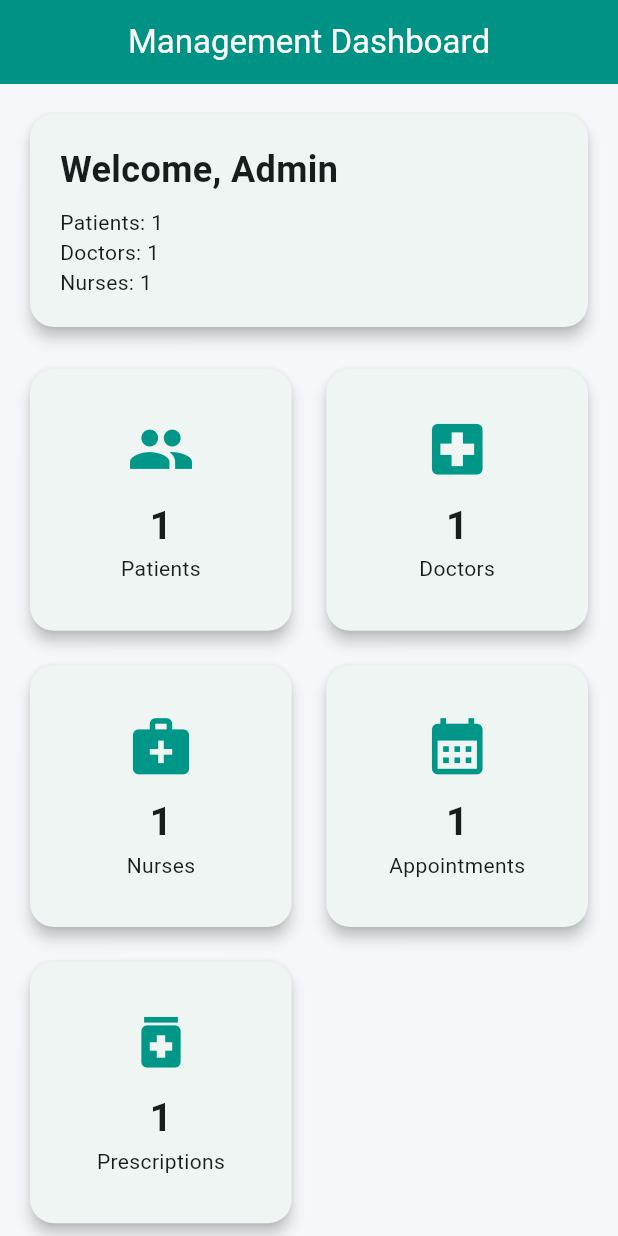
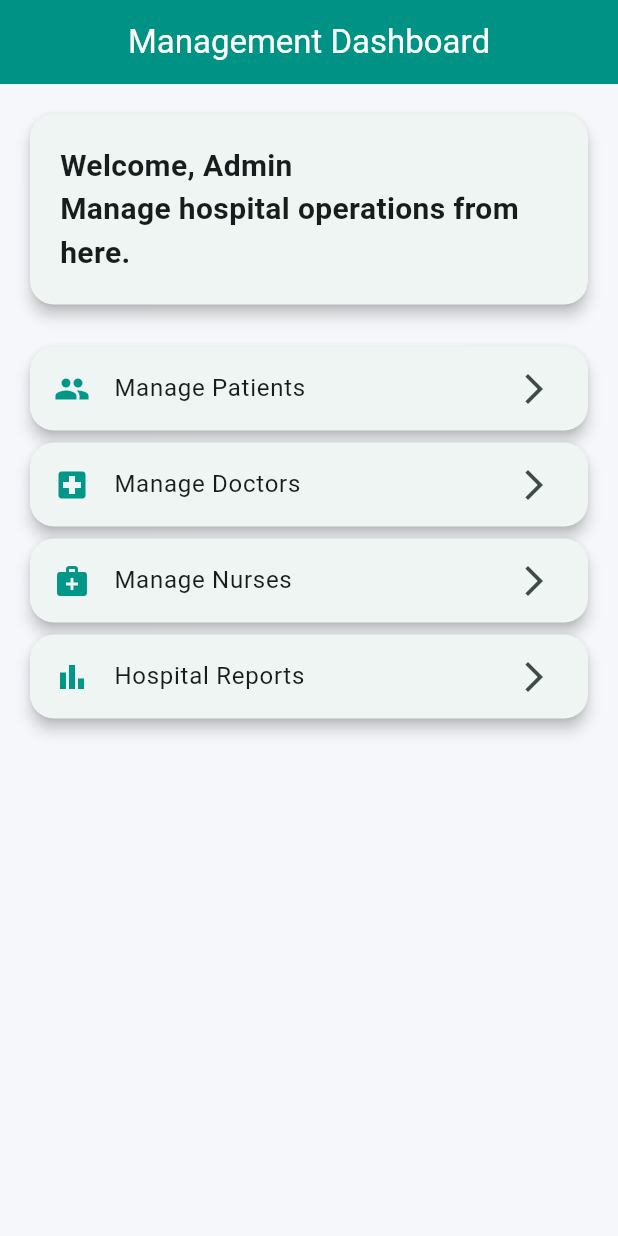
Before and after one commit to sanvithskotian/NurseCare, a Flutter app: the ManagementDashboard screen opened directly, on a phone screen of 412 x 824 dp. Run offline on Flutter 3.47's test engine with Material 3 defaults, Android fonts, the phone set to English and light mode, and no system bars.

Commit message:
Redesign management dashboard

```diff
--- a/lib/screens/management/management_dashboard.dart
+++ b/lib/screens/management/management_dashboard.dart
@@ -1,5 +1,4 @@
 import 'package:flutter/material.dart';
-import '../../services/dummy_data.dart';
 import 'reports_screen.dart';
 
 class ManagementDashboard extends StatelessWidget {
@@ -7,12 +6,6 @@ class ManagementDashboard extends StatelessWidget {
 
   @override
   Widget build(BuildContext context) {
-    final totalPatients = 1;
-    final totalDoctors = 1;
-    final totalNurses = 1;
-    final totalAppointments = DummyData.appointments.length;
-    final totalPrescriptions = DummyData.prescriptions.length;
-
     return Scaffold(
       appBar: AppBar(
         title: const Text("Management Dashboard"),
@@ -20,74 +13,65 @@ class ManagementDashboard extends StatelessWidget {
       body: ListView(
         padding: const EdgeInsets.all(16),
         children: [
-          Card(
+          const Card(
             child: Padding(
-              padding: const EdgeInsets.all(20),
-              child: Column(
-                crossAxisAlignment: CrossAxisAlignment.start,
-                children: [
-                  const Text(
-                    "Welcome, Admin",
-                    style: TextStyle(
-                      fontSize: 24,
-                      fontWeight: FontWeight.bold,
-                    ),
-                  ),
-                  const SizedBox(height: 8),
-                  Text("Patients: $totalPatients"),
-                  Text("Doctors: $totalDoctors"),
-                  Text("Nurses: $totalNurses"),
-                ],
+              padding: EdgeInsets.all(20),
+              child: Text(
+                "Welcome, Admin\nManage hospital operations from here.",
+                style: TextStyle(fontSize: 20, fontWeight: FontWeight.bold),
               ),
             ),
           ),
           const SizedBox(height: 20),
-          GridView.count(
-            shrinkWrap: true,
-            physics: const NeverScrollableScrollPhysics(),
-            crossAxisCount: 2,
-            crossAxisSpacing: 15,
-            mainAxisSpacing: 15,
-            children: [
-              _buildStatCard("Patients", totalPatients.toString(), Icons.people),
-              _buildStatCard("Doctors", totalDoctors.toString(), Icons.local_hospital),
-              _buildStatCard("Nurses", totalNurses.toString(), Icons.medical_services),
-              _buildStatCard("Appointments", totalAppointments.toString(), Icons.calendar_month),
-              _buildStatCard("Prescriptions", totalPrescriptions.toString(), Icons.medication),
-            ],
+
+          _managementTile(
+            context,
+            "Manage Patients",
+            Icons.people,
+            null,
           ),
-          const SizedBox(height: 20),
-          ElevatedButton.icon(
-            onPressed: () {
-              Navigator.push(
-                context,
-                MaterialPageRoute(builder: (_) => const ReportsScreen()),
-              );
-            },
-            icon: const Icon(Icons.bar_chart),
-            label: const Text("View Hospital Reports"),
+          _managementTile(
+            context,
+            "Manage Doctors",
+            Icons.local_hospital,
+            null,
+          ),
+          _managementTile(
+            context,
+            "Manage Nurses",
+            Icons.medical_services,
+            null,
+          ),
+          _managementTile(
+            context,
+            "Hospital Reports",
+            Icons.bar_chart,
+            const ReportsScreen(),
           ),
         ],
       ),
     );
   }
 
-  Widget _buildStatCard(String title, String value, IconData icon) {
+  Widget _managementTile(
+    BuildContext context,
+    String title,
+    IconData icon,
+    Widget? screen,
+  ) {
     return Card(
-      child: Column(
-        mainAxisAlignment: MainAxisAlignment.center,
-        children: [
-          Icon(icon, size: 45, color: Colors.teal),
-          const SizedBox(height: 10),
-          Text(
-            value,
-            style: const TextStyle(
-              fontSize: 26,
-              fontWeight: FontWeight.bold,
-            ),
-          ),
-          Text(title),
-        ],
+      child: ListTile(
+        leading: Icon(icon, color: Colors.teal),
+        title: Text(title),
+        trailing: const Icon(Icons.arrow_forward_ios),
+        onTap: screen == null
+            ? null
+            : () {
+                Navigator.push(
+                  context,
+                  MaterialPageRoute(builder: (_) => screen),
+                );
+              },
       ),
     );
   }
--- a/lib/screens/nurse/nurse_dashboard.dart
+++ b/lib/screens/nurse/nurse_dashboard.dart
@@ -1,7 +1,5 @@
 import 'package:flutter/material.dart';
 import '../../services/dummy_data.dart';
-import 'nurse_notes_screen.dart';
-import 'vitals_screen.dart';
 import 'nurse_patients_screen.dart';
 
 class NurseDashboard extends StatelessWidget {
```
